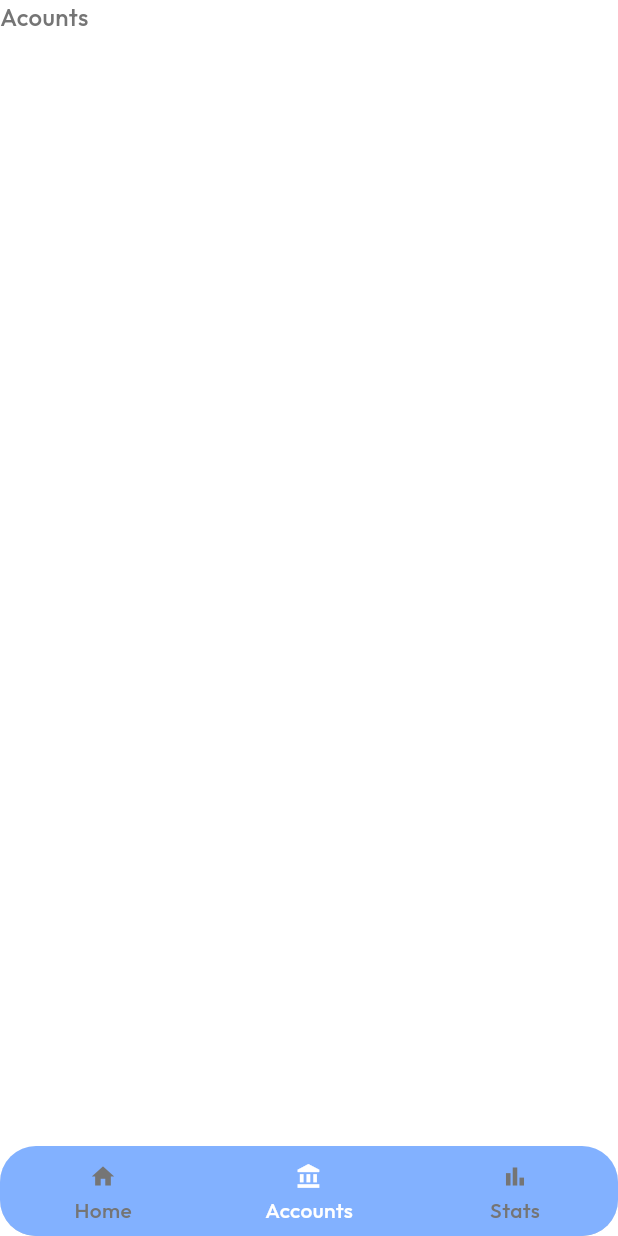
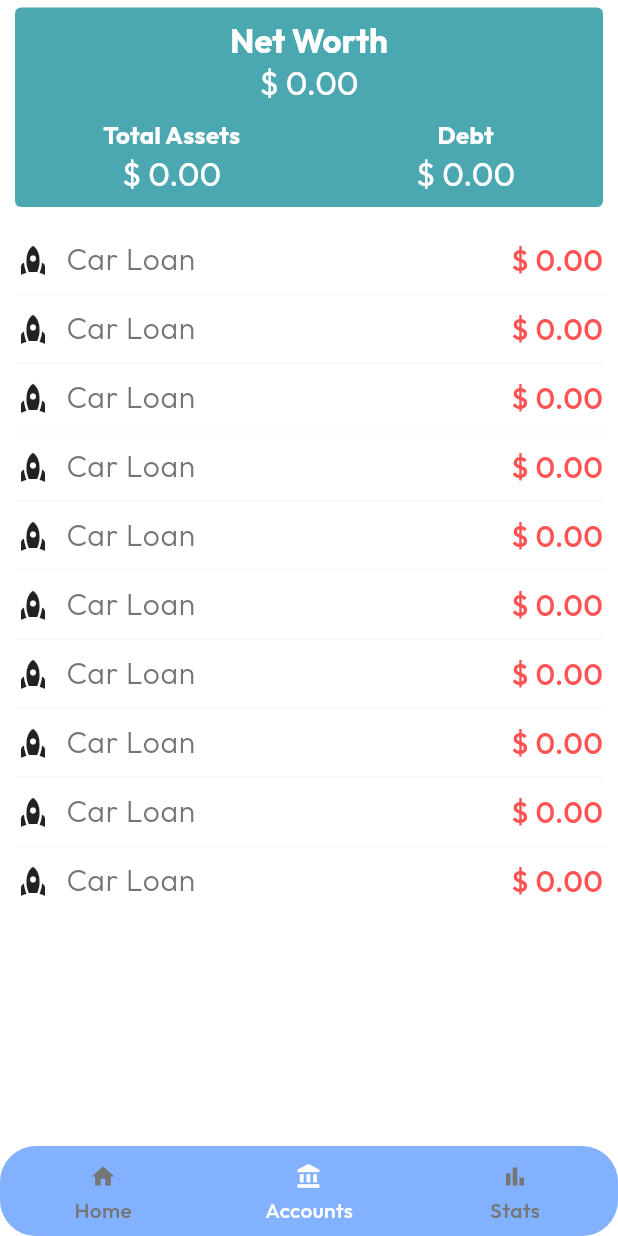
Before and after one commit to DrkDsk/FlutterMoneyManager, a Flutter app: the HomeScreen screen opened directly, swiped to page 2, on a phone screen of 412 x 824 dp. Run offline on Flutter 3.47's test engine with Material 3 defaults, Android fonts, the phone set to English and light mode, and no system bars; our stand-ins replace bloc, dartz, equatable, fl_chart, flutter_bloc, flutter_svg and 5 more; accounts and stored records are empty.

Commit message:
feat: page created

```diff
--- /dev/null
+++ b/lib/src/core/shared/widgets/custom_divider.dart
@@ -0,0 +1,10 @@
+import 'package:flutter/material.dart';
+
+class CustomDivider extends StatelessWidget {
+  const CustomDivider({super.key});
+
+  @override
+  Widget build(BuildContext context) {
+    return Divider(color: Colors.grey.shade500, thickness: 0.09);
+  }
+}
--- /dev/null
+++ b/lib/src/features/accounts/ui/pages/account_page.dart
@@ -0,0 +1,93 @@
+import 'package:flutter/material.dart';
+import 'package:flutter_money_manager/src/core/colors/app_colors.dart';
+import 'package:flutter_money_manager/src/core/extensions/color_extension.dart';
+import 'package:flutter_money_manager/src/core/shared/widgets/custom_divider.dart';
+import 'package:flutter_money_manager/src/features/accounts/ui/widgets/info_bloc.dart';
+
+class AccountPage extends StatefulWidget {
+  const AccountPage({super.key});
+
+  @override
+  State<AccountPage> createState() => _AccountPageState();
+}
+
+class _AccountPageState extends State<AccountPage> {
+  @override
+  void initState() {
+    super.initState();
+  }
+
+  @override
+  Widget build(BuildContext context) {
+    final theme = Theme.of(context);
+
+    return SingleChildScrollView(
+      padding: const EdgeInsets.symmetric(horizontal: 10, vertical: 5),
+      scrollDirection: Axis.vertical,
+      child: Column(
+        children: [
+          Container(
+            padding: const EdgeInsets.symmetric(vertical: 8),
+            decoration: BoxDecoration(
+                borderRadius: BorderRadius.circular(4),
+                color: Colors.cyan.shade800.customOpacity(0.70)),
+            child: Column(
+              crossAxisAlignment: CrossAxisAlignment.start,
+              children: [
+                Center(
+                  child: InfoBloc(
+                      title: "Net Worth",
+                      value: "\$ 0.00",
+                      titleStyle: theme.textTheme.titleLarge?.copyWith(
+                          color: theme.colorScheme.primary,
+                          fontWeight: FontWeight.w600)),
+                ),
+                const SizedBox(
+                  height: 10,
+                ),
+                const Row(
+                  mainAxisAlignment: MainAxisAlignment.spaceAround,
+                  children: [
+                    InfoBloc(
+                      title: "Total Assets",
+                      value: "\$ 0.00",
+                    ),
+                    InfoBloc(
+                      title: "Debt",
+                      value: "\$ 0.00",
+                    ),
+                  ],
+                )
+              ],
+            ),
+          ),
+          const SizedBox(height: 20),
+          ListView.separated(
+            shrinkWrap: true,
+            physics: const NeverScrollableScrollPhysics(),
+            itemCount: 10,
+            separatorBuilder: (context, index) => const CustomDivider(),
+            itemBuilder: (context, index) {
+              return Row(
+                  mainAxisAlignment: MainAxisAlignment.spaceBetween,
+                  children: [
+                    Row(
+                      children: [
+                        const Icon(Icons.rocket),
+                        const SizedBox(width: 10),
+                        Text("Car Loan",
+                            style: theme.textTheme.bodyLarge?.copyWith(
+                                fontWeight: FontWeight.w300, fontSize: 20))
+                      ],
+                    ),
+                    Text("\$ 0.00",
+                        style: theme.textTheme.bodyMedium?.copyWith(
+                            color: AppColors.expenseColor, fontSize: 20))
+                  ]);
+            },
+          )
+        ],
+      ),
+    );
+  }
+}
--- /dev/null
+++ b/lib/src/features/accounts/ui/widgets/info_bloc.dart
@@ -0,0 +1,31 @@
+import 'package:flutter/material.dart';
+
+class InfoBloc extends StatelessWidget {
+  const InfoBloc(
+      {super.key, required this.title, required this.value, this.titleStyle});
+
+  final String title;
+  final String value;
+  final TextStyle? titleStyle;
+
+  @override
+  Widget build(BuildContext context) {
+    final theme = Theme.of(context);
+
+    final defaultTitleStyle = titleStyle ??
+        theme.textTheme.bodyMedium?.copyWith(
+            color: theme.colorScheme.primary, fontWeight: FontWeight.w600);
+
+    return Column(
+      children: [
+        Text(
+          title,
+          style: defaultTitleStyle,
+        ),
+        Text(value,
+            style: theme.textTheme.titleLarge?.copyWith(
+                color: theme.colorScheme.primary, fontWeight: FontWeight.w400))
+      ],
+    );
+  }
+}
--- a/lib/src/features/home/ui/screens/home_screen.dart
+++ b/lib/src/features/home/ui/screens/home_screen.dart
@@ -1,6 +1,7 @@
 import 'package:flutter/material.dart';
 import 'package:flutter_money_manager/src/core/shared/builders/home/home_builder.dart';
 import 'package:flutter_money_manager/src/features/home/ui/blocs/navigation_cubit.dart';
+import 'package:flutter_money_manager/src/features/accounts/ui/pages/account_page.dart';
 import 'package:flutter_money_manager/src/features/transaction/ui/fetch/pages/home_page.dart';
 import 'package:flutter_money_manager/src/features/home/ui/widgets/custom_bottom_app_bar.dart';
 import 'package:flutter_bloc/flutter_bloc.dart';
@@ -61,7 +62,7 @@ class _HomeScreenState extends State<HomeScreen> {
               physics: const NeverScrollableScrollPhysics(),
               onPageChanged: onTapBottomNavigationBar,
               controller: _pageController,
-              children: const [HomePage(), Text("Acounts"), StatsPage()],
+              children: const [HomePage(), AccountPage(), StatsPage()],
             )),
           ],
         ),
--- a/lib/src/features/login/ui/widgets/login_alternative_container.dart
+++ b/lib/src/features/login/ui/widgets/login_alternative_container.dart
@@ -1,4 +1,5 @@
 import 'package:flutter/material.dart';
+import 'package:flutter_money_manager/src/core/shared/widgets/custom_divider.dart';
 
 class LoginAlternativeContainer extends StatelessWidget {
   const LoginAlternativeContainer({
@@ -9,27 +10,22 @@ class LoginAlternativeContainer extends StatelessWidget {
   Widget build(BuildContext context) {
     return Row(
       children: [
-        Expanded(
-          child: Divider(
-            thickness: 0.5,
-            color: Colors.grey.shade400,
-          ),
+        const Expanded(
+          child: CustomDivider(),
         ),
         const SizedBox(
           width: 10,
         ),
         Text(
           "Or Sign In with",
-          style: TextStyle(color: Colors.grey.shade400, fontWeight: FontWeight.w400),
+          style: TextStyle(
+              color: Colors.grey.shade400, fontWeight: FontWeight.w400),
         ),
         const SizedBox(
           width: 10,
         ),
-        Expanded(
-          child: Divider(
-            thickness: 0.5,
-            color: Colors.grey.shade400,
-          ),
+        const Expanded(
+          child: CustomDivider(),
         ),
       ],
     );
--- a/lib/src/features/transaction/ui/create/widgets/create_transaction_tabview.dart
+++ b/lib/src/features/transaction/ui/create/widgets/create_transaction_tabview.dart
@@ -2,6 +2,7 @@ import 'package:flutter/material.dart';
 import 'package:flutter_bloc/flutter_bloc.dart';
 import 'package:flutter_money_manager/src/core/extensions/datetime_extension.dart';
 import 'package:flutter_money_manager/src/core/shared/theme/styles.dart';
+import 'package:flutter_money_manager/src/core/shared/widgets/custom_divider.dart';
 import 'package:flutter_money_manager/src/features/transaction/domain/entities/transaction_source.dart';
 import 'package:flutter_money_manager/src/features/transaction/domain/entities/transaction_category.dart';
 import 'package:flutter_money_manager/src/features/transaction/ui/create/cubit/create_transaction_cubit.dart';
@@ -57,7 +58,7 @@ class CreateTransactionTabview extends StatelessWidget {
                     onTap: onSelectTransactionDate,
                   ),
                 ),
-                const Divider(height: 20, color: Colors.grey, thickness: 0.2),
+                const CustomDivider(),
                 SizedBox(
                   height: 100,
                   child: CreateTransactionItem(
@@ -66,7 +67,7 @@ class CreateTransactionTabview extends StatelessWidget {
                       value: "\$ ${state.transaction.amount}",
                       onTap: onTapAmount),
                 ),
-                const Divider(height: 20, color: Colors.grey, thickness: 0.2),
+                const CustomDivider(),
                 SizedBox(
                   height: 100,
                   child: CreateTransactionItem(
@@ -87,7 +88,7 @@ class CreateTransactionTabview extends StatelessWidget {
                               ],
                             )),
                 ),
-                const Divider(height: 20, color: Colors.grey, thickness: 0.2),
+                const CustomDivider(),
                 SizedBox(
                   height: 100,
                   child: CreateTransactionItem(
--- a/lib/src/features/transaction/ui/fetch/widgets/transactions_list.dart
+++ b/lib/src/features/transaction/ui/fetch/widgets/transactions_list.dart
@@ -1,4 +1,5 @@
 import 'package:flutter/material.dart';
+import 'package:flutter_money_manager/src/core/shared/widgets/custom_divider.dart';
 import 'package:flutter_money_manager/src/features/transaction/domain/entities/transaction_source.dart';
 import 'package:flutter_money_manager/src/features/transaction/domain/entities/transaction.dart';
 import 'package:flutter_money_manager/src/features/transaction/domain/entities/transaction_category.dart';
@@ -15,10 +16,7 @@ class TransactionsList extends StatelessWidget {
       scrollDirection: Axis.vertical,
       shrinkWrap: true,
       itemCount: transactions.length,
-      separatorBuilder: (_, index) => const Divider(
-        color: Colors.grey,
-        thickness: 0.5,
-      ),
+      separatorBuilder: (_, index) => const CustomDivider(),
       itemBuilder: (context, index) {
         final transaction = transactions[index];
 
```
